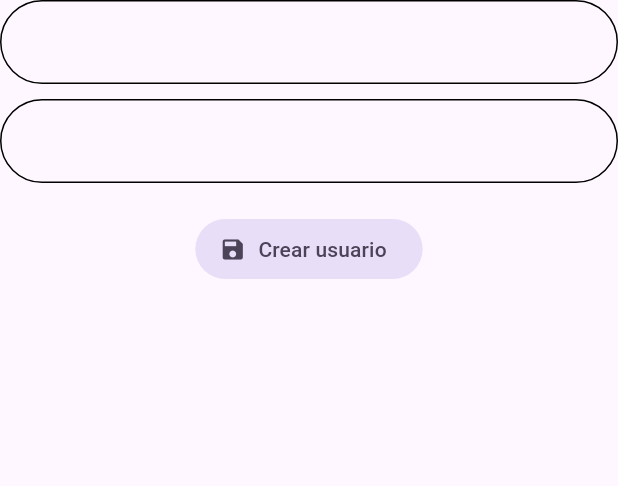
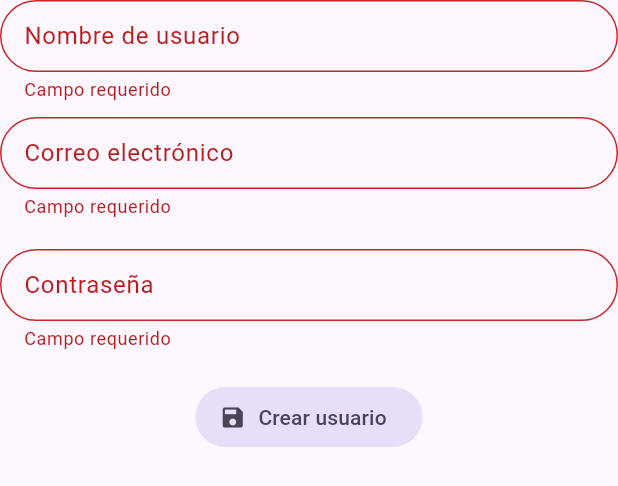
Before and after one commit to AngelTravieso/FormsApp, a Flutter app: the _RegisterForm widget shown alone on an empty page, opened directly, after a tap on "Crear usuario", on a phone screen of 412 x 824 dp. Shown: the top 486 px of the screen. Run offline on Flutter 3.47's test engine with Material 2 defaults, Android fonts, the phone set to English and light mode, and no system bars; our stand-ins replace equatable, flutter_bloc, go_router.

Commit message:
Formulario tradicional

```diff
--- a/lib/presentation/screens/register_screen.dart
+++ b/lib/presentation/screens/register_screen.dart
@@ -29,7 +29,10 @@ class _RegisterView extends StatelessWidget {
           child: Column(
             mainAxisAlignment: MainAxisAlignment.end,
             children: [
-              FlutterLogo(size: 100),
+              Padding(
+                padding: EdgeInsets.symmetric(vertical: 10),
+                child: FlutterLogo(size: 100),
+              ),
               _RegisterForm(),
               SizedBox(height: 20),
             ],
@@ -40,19 +43,75 @@ class _RegisterView extends StatelessWidget {
   }
 }
 
-class _RegisterForm extends StatelessWidget {
+class _RegisterForm extends StatefulWidget {
   const _RegisterForm();
+
+  @override
+  State<_RegisterForm> createState() => _RegisterFormState();
+}
+
+class _RegisterFormState extends State<_RegisterForm> {
+  final _formKey = GlobalKey<FormState>();
+
+  String username = '';
+  String email = '';
+  String password = '';
+
   @override
   Widget build(BuildContext context) {
     return Form(
+      key: _formKey,
       child: Column(
         children: [
-          CustomTextFormField(),
+          CustomTextFormField(
+            label: 'Nombre de usuario',
+            onChanged: (val) => username = val,
+            validator: (val) {
+              if (val == null || val.isEmpty) return 'Campo requerido';
+              if (val.trim().isEmpty) return 'Campo requerido';
+              if (val.trim().length < 6) return 'Más de 6 letras';
+              return null;
+            },
+          ),
           const SizedBox(height: 10),
-          CustomTextFormField(),
+          CustomTextFormField(
+            label: 'Correo electrónico',
+            onChanged: (val) => email = val,
+            validator: (val) {
+              if (val == null || val.isEmpty) return 'Campo requerido';
+              if (val.trim().isEmpty) return 'Campo requerido';
+
+              final emailRegExp = RegExp(
+                r'^[\w-\.]+@([\w-]+\.)+[\w-]{2,4}$',
+              );
+
+              if (!emailRegExp.hasMatch(val)) {
+                return 'No tiene formato de correo';
+              }
+
+              return null;
+            },
+          ),
+          const SizedBox(height: 20),
+          CustomTextFormField(
+            label: 'Contraseña',
+            obscureText: true,
+            onChanged: (val) => password = val,
+            validator: (val) {
+              if (val == null || val.isEmpty) return 'Campo requerido';
+              if (val.trim().isEmpty) return 'Campo requerido';
+              if (val.trim().length < 6) return 'Más de 6 letras';
+              return null;
+            },
+          ),
           const SizedBox(height: 20),
           FilledButton.tonalIcon(
-            onPressed: () {},
+            onPressed: () {
+              final isValid = _formKey.currentState!.validate();
+              if (!isValid) return;
+
+              print('$username, $email, $password');
+            },
             icon: const Icon(Icons.save),
             label: const Text('Crear usuario'),
           ),
--- a/lib/presentation/widgets/inputs/custom_text_form_field.dart
+++ b/lib/presentation/widgets/inputs/custom_text_form_field.dart
@@ -1,7 +1,22 @@
 import 'package:flutter/material.dart';
 
 class CustomTextFormField extends StatelessWidget {
-  const CustomTextFormField({super.key});
+  final String? label;
+  final String? hint;
+  final String? errorMessage;
+  final bool obscureText;
+  final Function(String)? onChanged;
+  final String? Function(String?)? validator;
+
+  const CustomTextFormField({
+    super.key,
+    this.label,
+    this.hint,
+    this.errorMessage,
+    this.obscureText = false,
+    this.onChanged,
+    this.validator,
+  });
 
   @override
   Widget build(BuildContext context) {
@@ -15,20 +30,29 @@ class CustomTextFormField extends StatelessWidget {
     );
 
     return TextFormField(
-      onChanged: (val) {
-        print('value: $val');
-      },
-      validator: (val) {
-        if (val == null) return 'Campo requerido';
-        if (val.isEmpty) return 'Campo requerido';
-        if (val.trim().isEmpty) return 'Campo requerido';
-
-        return null;
-      },
+      obscureText: obscureText,
+      onChanged: onChanged,
+      validator: validator,
       decoration: InputDecoration(
         enabledBorder: border,
-        focusedBorder:
-            border.copyWith(borderSide: BorderSide(color: colors.primary)),
+        focusedBorder: border.copyWith(
+          borderSide: BorderSide(color: colors.primary),
+        ),
+        errorBorder: border.copyWith(
+          borderSide: BorderSide(
+            color: Colors.red.shade800,
+          ),
+        ),
+        focusedErrorBorder: border.copyWith(
+          borderSide: BorderSide(
+            color: Colors.red.shade800,
+          ),
+        ),
+        isDense: true,
+        label: label != null ? Text(label!) : null,
+        hintText: hint, // 'Este es el hintText',
+        focusColor: colors.primary,
+        errorText: errorMessage,
       ),
     );
   }
```
